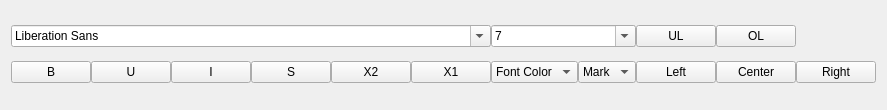
Qt form textshredder_ui/editorribbon.ui (mitchelkuijpers/TextShredder) before a commit.
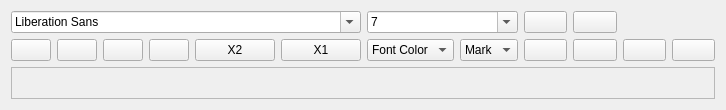
The same form after that commit. Icons and pictures are not drawn.

Patch:
```diff
--- a/textshredder_ui/editorribbon.ui
+++ b/textshredder_ui/editorribbon.ui
@@ -6,10 +6,21 @@
    <rect>
     <x>0</x>
     <y>0</y>
-    <width>815</width>
+    <width>726</width>
     <height>110</height>
    </rect>
   </property>
+  <property name="sizePolicy">
+   <sizepolicy hsizetype="Fixed" vsizetype="Fixed">
+    <horstretch>0</horstretch>
+    <verstretch>0</verstretch>
+   </sizepolicy>
+  </property>
+  <property name="font">
+   <font>
+    <underline>false</underline>
+   </font>
+  </property>
   <property name="windowTitle">
    <string>Form</string>
   </property>
@@ -17,7 +28,7 @@
    <item>
     <layout class="QGridLayout" name="gridLayout">
      <property name="spacing">
-      <number>0</number>
+      <number>-1</number>
      </property>
      <item row="0" column="0" colspan="6">
       <widget class="QFontComboBox" name="fontComboBox"/>
@@ -37,7 +48,11 @@
         </font>
        </property>
        <property name="text">
-        <string>B</string>
+        <string/>
+       </property>
+       <property name="icon">
+        <iconset resource="images.qrc">
+         <normaloff>:/ui/ribbon/images/ribbon/format-text-bold.png</normaloff>:/ui/ribbon/images/ribbon/format-text-bold.png</iconset>
        </property>
        <property name="checkable">
         <bool>true</bool>
@@ -56,7 +71,11 @@
         </sizepolicy>
        </property>
        <property name="text">
-        <string>U</string>
+        <string/>
+       </property>
+       <property name="icon">
+        <iconset resource="images.qrc">
+         <normaloff>:/ui/ribbon/images/ribbon/format-text-underline.png</normaloff>:/ui/ribbon/images/ribbon/format-text-underline.png</iconset>
        </property>
        <property name="checkable">
         <bool>true</bool>
@@ -72,7 +91,11 @@
         </sizepolicy>
        </property>
        <property name="text">
-        <string>I</string>
+        <string/>
+       </property>
+       <property name="icon">
+        <iconset resource="images.qrc">
+         <normaloff>:/ui/ribbon/images/ribbon/format-text-italic.png</normaloff>:/ui/ribbon/images/ribbon/format-text-italic.png</iconset>
        </property>
        <property name="checkable">
         <bool>true</bool>
@@ -88,7 +111,11 @@
         </sizepolicy>
        </property>
        <property name="text">
-        <string>S</string>
+        <string/>
+       </property>
+       <property name="icon">
+        <iconset resource="images.qrc">
+         <normaloff>:/ui/ribbon/images/ribbon/format-text-strikethrough.png</normaloff>:/ui/ribbon/images/ribbon/format-text-strikethrough.png</iconset>
        </property>
        <property name="checkable">
         <bool>true</bool>
@@ -240,35 +267,94 @@
      <item row="0" column="8">
       <widget class="QPushButton" name="pushButton_7">
        <property name="text">
-        <string>UL</string>
+        <string/>
        </property>
-      </widget>
-     </item>
-     <item row="1" column="8">
-      <widget class="QPushButton" name="pushButton_8">
-       <property name="text">
-        <string>Left</string>
+       <property name="icon">
+        <iconset resource="images.qrc">
+         <normaloff>:/ui/ribbon/images/ribbon/format-list-unordered.png</normaloff>:/ui/ribbon/images/ribbon/format-list-unordered.png</iconset>
+       </property>
+       <property name="checkable">
+        <bool>true</bool>
        </property>
       </widget>
      </item>
      <item row="0" column="9">
       <widget class="QPushButton" name="pushButton_9">
        <property name="text">
-        <string>OL</string>
+        <string/>
+       </property>
+       <property name="icon">
+        <iconset resource="images.qrc">
+         <normaloff>:/ui/ribbon/images/ribbon/format-list-ordered.png</normaloff>:/ui/ribbon/images/ribbon/format-list-ordered.png</iconset>
+       </property>
+       <property name="checkable">
+        <bool>true</bool>
        </property>
       </widget>
      </item>
      <item row="1" column="9">
       <widget class="QPushButton" name="pushButton_10">
        <property name="text">
-        <string>Center</string>
+        <string/>
+       </property>
+       <property name="icon">
+        <iconset resource="images.qrc">
+         <normaloff>:/ui/ribbon/images/ribbon/format-justify-center.png</normaloff>:/ui/ribbon/images/ribbon/format-justify-center.png</iconset>
+       </property>
+       <property name="checkable">
+        <bool>true</bool>
        </property>
       </widget>
      </item>
      <item row="1" column="10">
       <widget class="QPushButton" name="pushButton_11">
        <property name="text">
-        <string>Right</string>
+        <string/>
+       </property>
+       <property name="icon">
+        <iconset resource="images.qrc">
+         <normaloff>:/ui/ribbon/images/ribbon/format-justify-right.png</normaloff>:/ui/ribbon/images/ribbon/format-justify-right.png</iconset>
+       </property>
+       <property name="checkable">
+        <bool>true</bool>
+       </property>
+      </widget>
+     </item>
+     <item row="1" column="11">
+      <widget class="QPushButton" name="alignJustifyButton">
+       <property name="text">
+        <string/>
+       </property>
+       <property name="icon">
+        <iconset resource="images.qrc">
+         <normaloff>:/ui/ribbon/images/ribbon/format-justify-fill.png</normaloff>:/ui/ribbon/images/ribbon/format-justify-fill.png</iconset>
+       </property>
+       <property name="checkable">
+        <bool>true</bool>
+       </property>
+      </widget>
+     </item>
+     <item row="2" column="0" colspan="12">
+      <widget class="QFrame" name="horizontalLine">
+       <property name="frameShape">
+        <enum>QFrame::StyledPanel</enum>
+       </property>
+       <property name="frameShadow">
+        <enum>QFrame::Raised</enum>
+       </property>
+      </widget>
+     </item>
+     <item row="1" column="8">
+      <widget class="QPushButton" name="alignLeftButton">
+       <property name="text">
+        <string/>
+       </property>
+       <property name="icon">
+        <iconset resource="images.qrc">
+         <normaloff>:/ui/ribbon/images/ribbon/format-justify-left.png</normaloff>:/ui/ribbon/images/ribbon/format-justify-left.png</iconset>
+       </property>
+       <property name="checkable">
+        <bool>true</bool>
        </property>
       </widget>
      </item>
```
Left out of the diff: 32 changed lines with no effect on the pictures.
